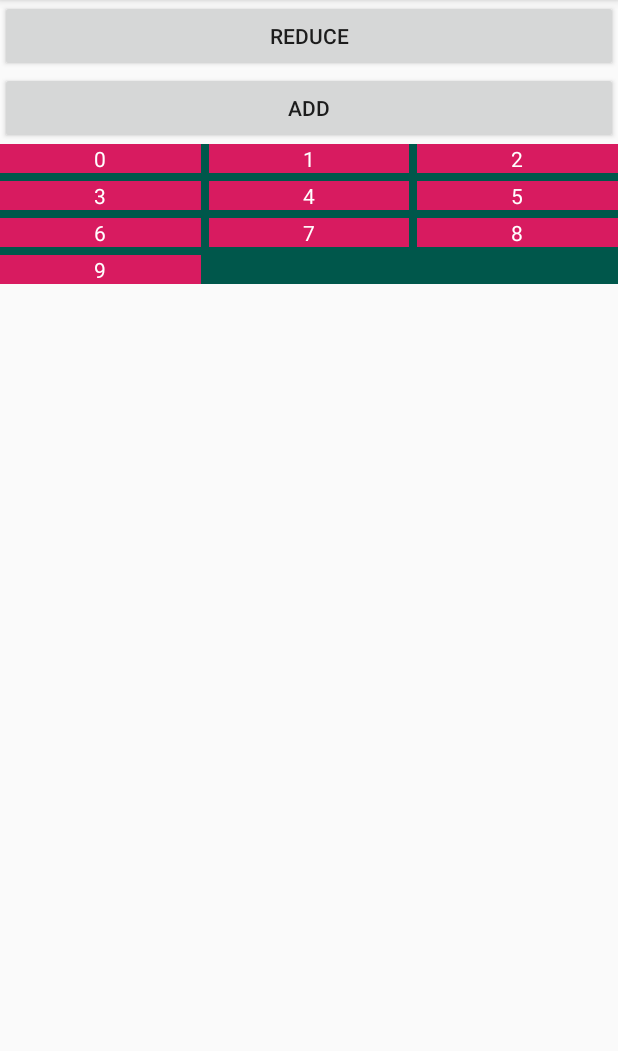
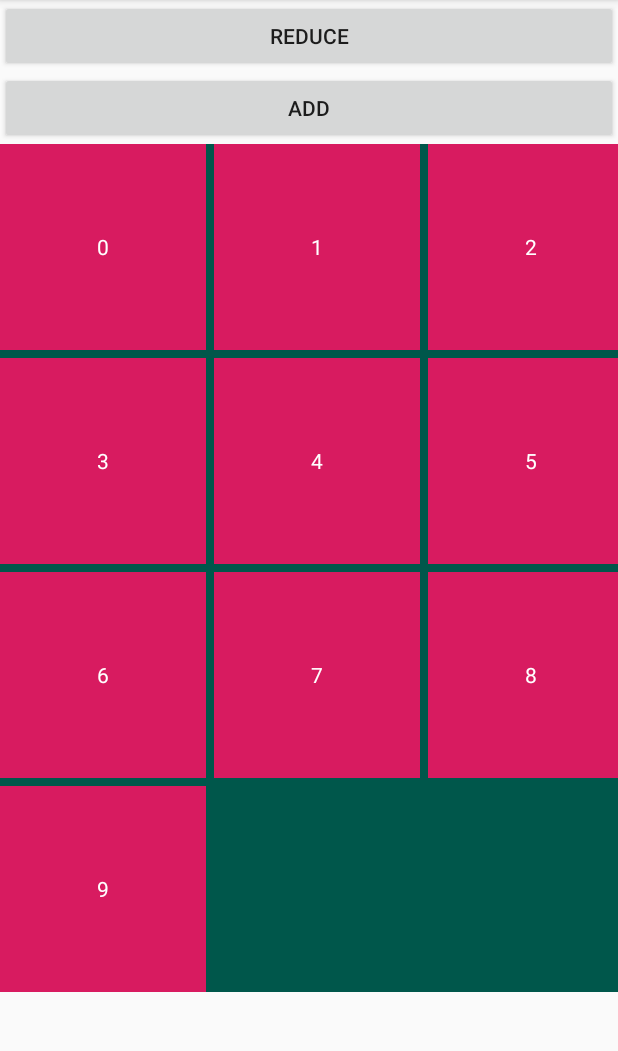
Before and after one commit to li504799868/GridLayoutView, an Android app: the TestVerticalActivity screen opened directly, with no data from a screen before it, on a phone screen of 412 x 824 dp, the part 84-1135 px from its top. Run offline under Robolectric (Android 15) with nearby library versions, the phone set to English and light mode, and no system bars.

Commit message:
修复adapter中使用大小不一的child引起的布局混乱的问题

```diff
--- /dev/null
+++ b/app/src/main/java/com/lzp/grid/demo/view/SquareRelativeLayout.java
@@ -0,0 +1,24 @@
+package com.lzp.grid.demo.view;
+
+import android.content.Context;
+import android.support.annotation.Nullable;
+import android.util.AttributeSet;
+import android.widget.RelativeLayout;
+
+/**
+ * Created by li.zhipeng on 2017/9/25.
+ *
+ *      正方形的LinearLayout
+ */
+
+public class SquareRelativeLayout extends RelativeLayout {
+
+    public SquareRelativeLayout(Context context, @Nullable AttributeSet attrs) {
+        super(context, attrs);
+    }
+
+    @Override
+    protected void onMeasure(int widthMeasureSpec, int heightMeasureSpec) {
+        super.onMeasure(widthMeasureSpec, widthMeasureSpec);
+    }
+}
--- a/app/src/main/res/layout/item_test.xml
+++ b/app/src/main/res/layout/item_test.xml
@@ -1,5 +1,5 @@
 <?xml version="1.0" encoding="utf-8"?>
-<RelativeLayout xmlns:android="http://schemas.android.com/apk/res/android"
+<com.lzp.grid.demo.view.SquareRelativeLayout xmlns:android="http://schemas.android.com/apk/res/android"
     android:layout_width="100dp"
     android:layout_height="wrap_content"
     android:background="@color/colorAccent"
@@ -13,4 +13,4 @@
         android:text="1"
         android:textColor="#ffffff" />
 
-</RelativeLayout>
+</com.lzp.grid.demo.view.SquareRelativeLayout>
--- a/library/build.gradle
+++ b/library/build.gradle
@@ -11,7 +11,7 @@ android {
         minSdkVersion 15
         targetSdkVersion 28
         versionCode 1
-        versionName "1.0"
+        versionName "1.0.1"
 
         testInstrumentationRunner "android.support.test.runner.AndroidJUnitRunner"
 
@@ -52,7 +52,7 @@ publish {
     userOrg = 'lizp' // 创建repo的位置
     groupId = 'com.lzp' // 引用的分组名称
     artifactId = 'GridLayoutView'//项目名称
-    publishVersion = "1.0.0"//版本号
+    publishVersion = "1.0.1"//版本号
     desc = '自适应高度或宽度的网格布局'
     website = 'https://github.com/li504799868/GridLayoutView'
 }
--- a/library/src/main/java/com/lzp/grid/GridLayoutView.kt
+++ b/library/src/main/java/com/lzp/grid/GridLayoutView.kt
@@ -104,6 +104,7 @@ class GridLayoutView<T>
             return
         }
 
+        post {
             // 判断如果是竖向
             if (orientation == GridLayout.VERTICAL) {
                 fillChildInLayoutVertical()
@@ -114,6 +115,7 @@ class GridLayoutView<T>
             // 如果当前child的数量比count要大，移除多余Child
             if (childCount > count) {
                 removeViews(count, childCount - count)
+            }
         }
 
     }
@@ -208,10 +210,12 @@ class GridLayoutView<T>
         }
         // 设置宽度
         if (orientation == VERTICAL) {
+            params.width = width / 3
             // 设置所占的行数
-            params.columnSpec = GridLayout.spec(position % columnCount, 1, 1f)
+            params.columnSpec = GridLayout.spec(position % columnCount, 1)
             params.rowSpec = GridLayout.spec(position / columnCount, 1)
         } else {
+            params.height = height / 3
             // 设置所占的行数
             params.rowSpec = GridLayout.spec(position % rowCount, 1, 1f)
             params.columnSpec = GridLayout.spec(position / rowCount, 1)
```
Lines whose indentation alone changed are shown as unchanged.
